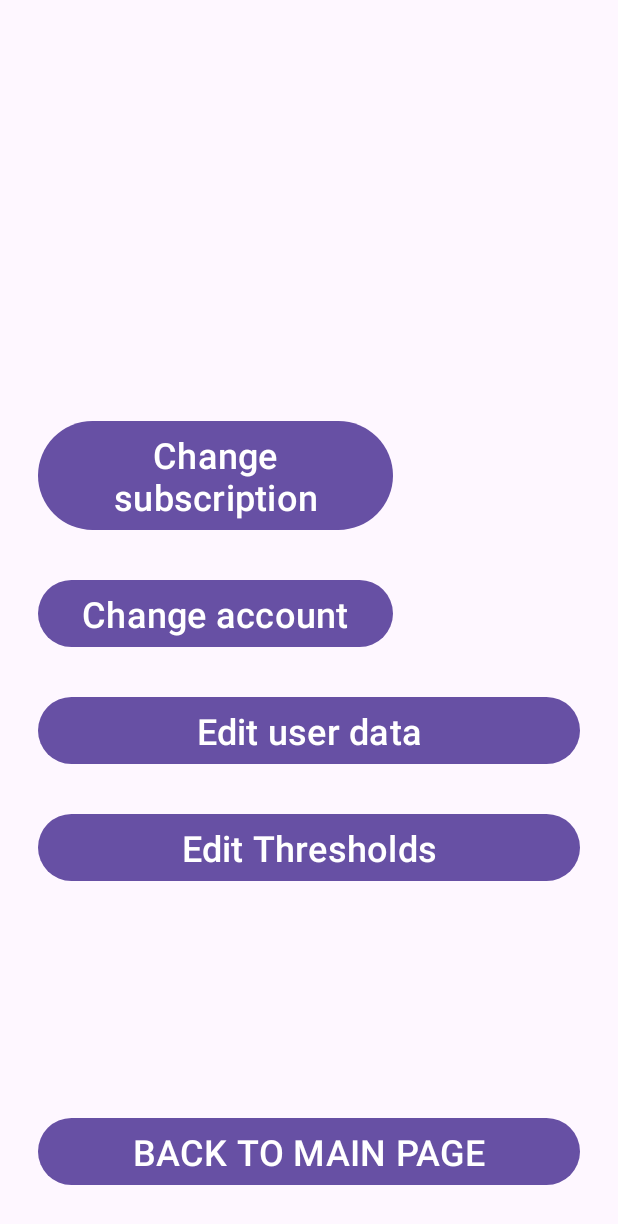
After one commit to PVP-project-K355/pvp_project, an Android app: the SettingsPage screen opened directly, with no data from a screen before it, on a phone screen of 412 x 824 dp. The commit adds this screen. Shown: the top 1224 px of the screen. Run offline under Robolectric (Android 15) with nearby library versions, the phone set to English and light mode, and no system bars.

Commit message:
gui v1
first version of settings page and thresholds input page GUI

```diff
--- /dev/null
+++ b/app/src/main/java/app/app/SettingsPage.kt
@@ -0,0 +1,50 @@
+package app.app
+
+import android.content.Intent
+import android.os.Bundle
+import android.widget.Button
+import androidx.appcompat.app.AppCompatActivity
+
+class SettingsPage: AppCompatActivity() {
+
+    private lateinit var goToMain: Button
+    private lateinit var goToThreshold: Button
+    private lateinit var goToData: Button
+    private lateinit var changeAcc: Button
+    private lateinit var changeSub: Button
+
+    override fun onCreate(savedInstanceState: Bundle?){
+        super.onCreate(savedInstanceState)
+        setContentView(R.layout.activity_settings)
+
+        goToMain = findViewById(R.id.goToMain)
+        goToThreshold = findViewById(R.id.goToThreshold)
+        goToData = findViewById(R.id.goToData)
+        changeAcc = findViewById(R.id.changeAcc)
+        changeSub = findViewById(R.id.changeSub)
+
+        goToMain.setOnClickListener {
+            val intent = Intent(this, MainActivity::class.java)
+            startActivity(intent)
+        }
+
+        goToThreshold.setOnClickListener {
+            val intent = Intent(this, ThresholdInputPage::class.java)
+            startActivity(intent)
+        }
+
+        goToData.setOnClickListener {
+            val intent = Intent(this, DataInputPage::class.java)
+            startActivity(intent)
+        }
+
+        changeAcc.setOnClickListener {
+
+        }
+
+        changeSub.setOnClickListener {
+
+        }
+
+    }
+}
--- /dev/null
+++ b/app/src/main/res/layout/activity_settings.xml
@@ -0,0 +1,77 @@
+<?xml version="1.0" encoding="utf-8"?>
+<androidx.constraintlayout.widget.ConstraintLayout xmlns:android="http://schemas.android.com/apk/res/android"
+    xmlns:app="http://schemas.android.com/apk/res-auto"
+    xmlns:tools="http://schemas.android.com/tools"
+    android:layout_width="match_parent"
+    android:layout_height="match_parent">
+
+    <Button
+        android:id="@+id/goToMain"
+        android:layout_width="0dp"
+        android:layout_height="wrap_content"
+        android:layout_marginStart="25dp"
+        android:layout_marginEnd="25dp"
+        android:layout_marginBottom="30dp"
+        android:text="BACK TO MAIN PAGE"
+        android:textAlignment="center"
+        android:textSize="24sp"
+        app:layout_constraintBottom_toBottomOf="parent"
+        app:layout_constraintEnd_toEndOf="parent"
+        app:layout_constraintStart_toStartOf="parent" />
+
+    <Button
+        android:id="@+id/goToThreshold"
+        android:layout_width="0dp"
+        android:layout_height="wrap_content"
+        android:layout_marginStart="25dp"
+        android:layout_marginEnd="25dp"
+        android:layout_marginBottom="150dp"
+        android:text="Edit Thresholds"
+        android:textAlignment="center"
+        android:textSize="24sp"
+        app:layout_constraintBottom_toTopOf="@+id/goToMain"
+        app:layout_constraintEnd_toEndOf="parent"
+        app:layout_constraintStart_toStartOf="parent" />
+
+    <Button
+        android:id="@+id/goToData"
+        android:layout_width="0dp"
+        android:layout_height="wrap_content"
+        android:layout_marginStart="25dp"
+        android:layout_marginEnd="25dp"
+        android:layout_marginBottom="25dp"
+        android:text="Edit user data"
+        android:textAlignment="center"
+        android:textSize="24sp"
+        app:layout_constraintBottom_toTopOf="@+id/goToThreshold"
+        app:layout_constraintEnd_toEndOf="parent"
+        app:layout_constraintStart_toStartOf="parent" />
+
+    <Button
+        android:id="@+id/changeAcc"
+        android:layout_width="0dp"
+        android:layout_height="wrap_content"
+        android:layout_marginStart="25dp"
+        android:layout_marginEnd="150dp"
+        android:layout_marginBottom="25dp"
+        android:text="Change account"
+        android:textAlignment="center"
+        android:textSize="24sp"
+        app:layout_constraintBottom_toTopOf="@+id/goToData"
+        app:layout_constraintEnd_toEndOf="parent"
+        app:layout_constraintStart_toStartOf="parent" />
+
+    <Button
+        android:id="@+id/changeSub"
+        android:layout_width="0dp"
+        android:layout_height="wrap_content"
+        android:layout_marginStart="25dp"
+        android:layout_marginEnd="150dp"
+        android:layout_marginBottom="25dp"
+        android:text="Change subscription"
+        android:textAlignment="center"
+        android:textSize="24sp"
+        app:layout_constraintBottom_toTopOf="@+id/changeAcc"
+        app:layout_constraintEnd_toEndOf="parent"
+        app:layout_constraintStart_toStartOf="parent" />
+</androidx.constraintlayout.widget.ConstraintLayout>
```
Also changed, not shown: app/src/main/AndroidManifest.xml (+9 -0 lines), app/src/main/java/app/app/DBHelper.kt (+9 -3 lines), app/src/main/java/app/app/MainActivity.kt (+10 -12 lines), app/src/main/java/app/app/ThresholdInputPage.kt (added, +97 -0 lines), app/src/main/res/layout/activity_main.xml (+7 -0 lines), app/src/main/res/layout/activity_threshold_input.xml (added, +132 -0 lines).
